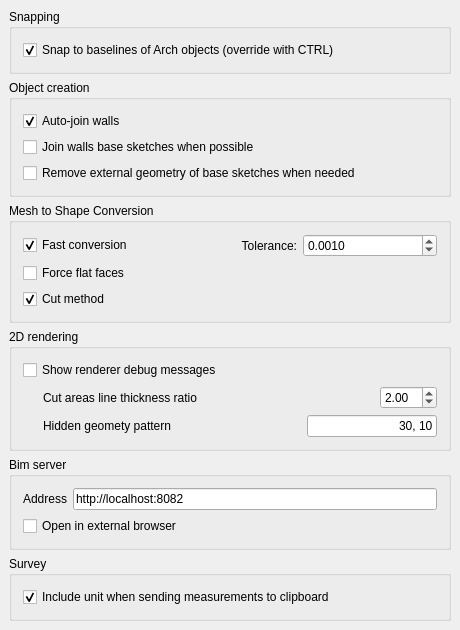
Above: src/Mod/Arch/Resources/ui/preferences-arch.ui from berndhahnebach/All_FreeCAD before the change. Below: the same form after it.
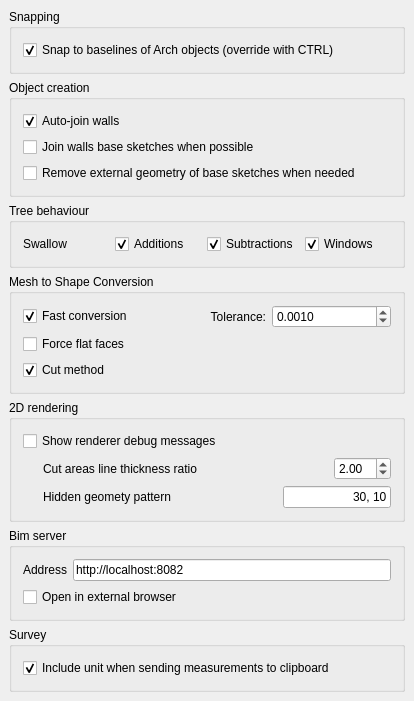
That is the form after the change. Custom widgets are drawn as their Qt base class.

Commit message: Arch: Added preferences to leave some subcomponents unclaimed by their host object (allows to place them in groups)

Patch:
```diff
--- a/src/Mod/Arch/Resources/ui/preferences-arch.ui
+++ b/src/Mod/Arch/Resources/ui/preferences-arch.ui
@@ -6,8 +6,8 @@
    <rect>
     <x>0</x>
     <y>0</y>
-    <width>460</width>
-    <height>602</height>
+    <width>414</width>
+    <height>696</height>
    </rect>
   </property>
   <property name="windowTitle">
@@ -118,6 +118,77 @@
      </layout>
     </widget>
    </item>
+   <item>
+    <widget class="QGroupBox" name="groupBox_7">
+     <property name="title">
+      <string>Tree behaviour</string>
+     </property>
+     <layout class="QVBoxLayout" name="verticalLayout_7">
+      <item>
+       <layout class="QHBoxLayout" name="horizontalLayout_14">
+        <item>
+         <widget class="QLabel" name="label_4">
+          <property name="toolTip">
+           <string>If these options are checked, the respective components will appear under their host object in the tree view. Otherwise, next to them.</string>
+          </property>
+          <property name="text">
+           <string>Swallow </string>
+          </property>
+         </widget>
+        </item>
+        <item>
+         <widget class="Gui::PrefCheckBox" name="checkBox_5">
+          <property name="text">
+           <string>Additions</string>
+          </property>
+          <property name="checked">
+           <bool>true</bool>
+          </property>
+          <property name="prefEntry" stdset="0">
+           <cstring>swallowAdditions</cstring>
+          </property>
+          <property name="prefPath" stdset="0">
+           <cstring>Mod/Arch</cstring>
+          </property>
+         </widget>
+        </item>
+        <item>
+         <widget class="Gui::PrefCheckBox" name="checkBox_6">
+          <property name="text">
+           <string>Subtractions</string>
+          </property>
+          <property name="checked">
+           <bool>true</bool>
+          </property>
+          <property name="prefEntry" stdset="0">
+           <cstring>swallowSubtractions</cstring>
+          </property>
+          <property name="prefPath" stdset="0">
+           <cstring>Mod/Arch</cstring>
+          </property>
+         </widget>
+        </item>
+        <item>
+         <widget class="Gui::PrefCheckBox" name="checkBox_4">
+          <property name="text">
+           <string>Windows</string>
+          </property>
+          <property name="checked">
+           <bool>true</bool>
+          </property>
+          <property name="prefEntry" stdset="0">
+           <cstring>swallowWindows</cstring>
+          </property>
+          <property name="prefPath" stdset="0">
+           <cstring>Mod/Arch</cstring>
+          </property>
+         </widget>
+        </item>
+       </layout>
+      </item>
+     </layout>
+    </widget>
+   </item>
    <item>
     <widget class="QGroupBox" name="groupBox_2">
      <property name="title">
```
The commit also changes 1 other file.
